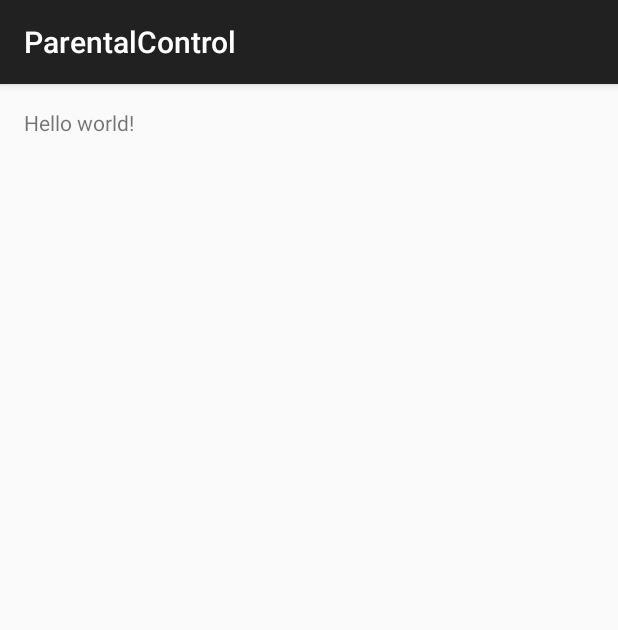
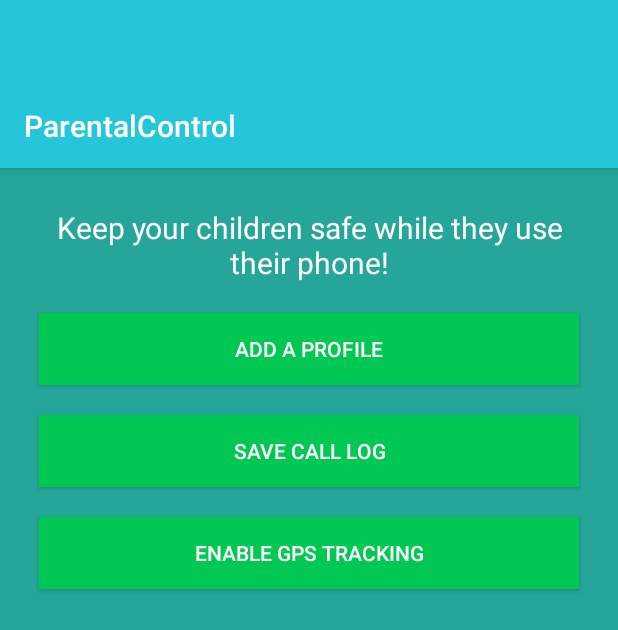
Before and after one commit to lmkalg/tp-seginf, an Android app: the screen it shows after launch (MainActivity), on a phone screen of 412 x 824 dp. Shown: the top 630 px of the screen. Run offline under Robolectric (Android 15) with nearby library versions, the phone set to English and light mode, and no system bars.

Commit message:
parental control initial UI

```diff
--- a/ParentalControl/app/src/main/AndroidManifest.xml
+++ b/ParentalControl/app/src/main/AndroidManifest.xml
@@ -6,14 +6,14 @@
     <uses-permission android:name="android.permission.ACCESS_COARSE_LOCATION" />
     <uses-permission android:name="android.permission.WRITE_EXTERNAL_STORAGE" />
     <uses-permission android:name="android.permission.RECORD_AUDIO" />
-    <uses-permission android:name="android.permission.VIBRATE"/>
+    <uses-permission android:name="android.permission.VIBRATE" />
 
     <application
         android:name=".MainApplication"
         android:allowBackup="true"
         android:icon="@mipmap/ic_launcher"
         android:label="@string/app_name"
-        android:theme="@style/AppTheme">
+        android:theme="@style/CustomActionBarTheme">
 
         <receiver android:name="com.seginf.parentalcontrol.CommandBroadcastReceiver">
             <intent-filter>
--- a/ParentalControl/app/src/main/java/com/seginf/parentalcontrol/MainActivity.java
+++ b/ParentalControl/app/src/main/java/com/seginf/parentalcontrol/MainActivity.java
@@ -2,6 +2,8 @@ package com.seginf.parentalcontrol;
 
 import android.os.Bundle;
 import android.support.v7.app.AppCompatActivity;
+import android.view.View;
+import android.widget.Toast;
 
 
 public class MainActivity extends AppCompatActivity {
@@ -12,4 +14,15 @@ public class MainActivity extends AppCompatActivity {
         setContentView(R.layout.activity_main);
     }
 
+    public void createProfile(View v) {
+        Toast.makeText(this, "Created Profile", Toast.LENGTH_LONG).show();
+    }
+
+    public void keepCallLog(View v) {
+        Toast.makeText(this, "Call log will be saved", Toast.LENGTH_LONG).show();
+    }
+
+    public void createLocationMap(View v) {
+        Toast.makeText(this, "Tracking kids location", Toast.LENGTH_LONG).show();
+    }
 }
--- a/ParentalControl/app/src/main/res/layout/activity_main.xml
+++ b/ParentalControl/app/src/main/res/layout/activity_main.xml
@@ -2,6 +2,7 @@
     xmlns:tools="http://schemas.android.com/tools"
     android:layout_width="match_parent"
     android:layout_height="match_parent"
+    android:background="@color/mainBackground"
     android:orientation="vertical"
     android:paddingBottom="@dimen/activity_vertical_margin"
     android:paddingLeft="@dimen/activity_horizontal_margin"
@@ -12,6 +13,37 @@
     <TextView
         android:layout_width="wrap_content"
         android:layout_height="wrap_content"
-        android:text="@string/hello_world" />
+        android:layout_margin="10dp"
+        android:gravity="center"
+        android:text="@string/presentation"
+        android:textColor="@color/white"
+        android:textSize="20sp" />
+
+    <Button
+        android:layout_width="match_parent"
+        android:layout_height="wrap_content"
+        android:layout_margin="10dp"
+        android:background="@color/buttonColor"
+        android:onClick="createProfile"
+        android:text="@string/add_profile"
+        android:textColor="@color/white" />
+
+    <Button
+        android:layout_width="match_parent"
+        android:layout_height="wrap_content"
+        android:layout_margin="10dp"
+        android:background="@color/buttonColor"
+        android:onClick="keepCallLog"
+        android:text="@string/keep_call_log"
+        android:textColor="@color/white" />
+
+    <Button
+        android:layout_width="match_parent"
+        android:layout_height="wrap_content"
+        android:layout_margin="10dp"
+        android:background="@color/buttonColor"
+        android:onClick="createLocationMap"
+        android:text="@string/track_my_kid"
+        android:textColor="@color/white" />
 
 </LinearLayout>
--- a/ParentalControl/app/src/main/res/menu/menu_main.xml
+++ /dev/null
@@ -1,6 +0,0 @@
-<menu xmlns:android="http://schemas.android.com/apk/res/android"
-    xmlns:app="http://schemas.android.com/apk/res-auto"
-    xmlns:tools="http://schemas.android.com/tools" tools:context=".MainActivity">
-    <item android:id="@+id/action_settings" android:title="@string/action_settings"
-        android:orderInCategory="100" app:showAsAction="never" />
-</menu>
--- /dev/null
+++ b/ParentalControl/app/src/main/res/values/colors.xml
@@ -0,0 +1,9 @@
+<?xml version="1.0" encoding="utf-8"?>
+<resources>
+
+    <item name="mainBackground" type="color">#26A69A</item>
+    <item name="buttonColor" type="color">#00C853</item>
+    <item name="actionBarColor" type="color">#26C6DA</item>
+    <item name="white" type="color">#FFFFFF</item>
+
+</resources>
--- a/ParentalControl/app/src/main/res/values/strings.xml
+++ b/ParentalControl/app/src/main/res/values/strings.xml
@@ -1,6 +1,8 @@
 <resources>
     <string name="app_name">ParentalControl</string>
+    <string name="add_profile">Add a Profile</string>
+    <string name="keep_call_log">Save call log</string>
+    <string name="track_my_kid">Enable GPS tracking</string>
+    <string name="presentation">Keep your children safe while they use their phone!</string>
 
-    <string name="hello_world">Hello world!</string>
-    <string name="action_settings">Settings</string>
 </resources>
--- a/ParentalControl/app/src/main/res/values/styles.xml
+++ b/ParentalControl/app/src/main/res/values/styles.xml
@@ -1,8 +1,20 @@
 <resources>
 
-    <!-- Base application theme. -->
-    <style name="AppTheme" parent="Theme.AppCompat.Light.DarkActionBar">
-        <!-- Customize your theme here. -->
+    <style name="CustomActionBarTheme" parent="@style/Theme.AppCompat.Light.DarkActionBar">
+        <item name="android:actionBarStyle">@style/MyActionBar</item>
+        <item name="android:windowNoTitle">false</item>
+        <item name="android:windowActionBar">true</item>
+
+        <!-- Support library compatibility -->
+        <item name="actionBarStyle">@style/MyActionBar</item>
+    </style>
+
+    <!-- ActionBar styles -->
+    <style name="MyActionBar" parent="@style/Widget.AppCompat.Light.ActionBar.Solid.Inverse">
+        <item name="android:background">@color/actionBarColor</item>
+
+        <!-- Support library compatibility -->
+        <item name="background">@color/actionBarColor</item>
     </style>
 
 </resources>
```
